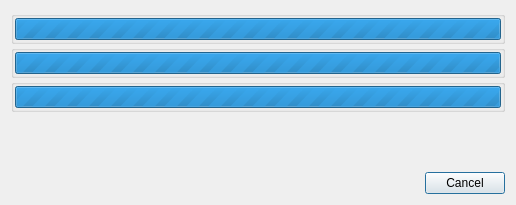
The window that xdialogprocess.ui (horsicq/FormatDialogs) describes before a commit, drawn with Qt 5.
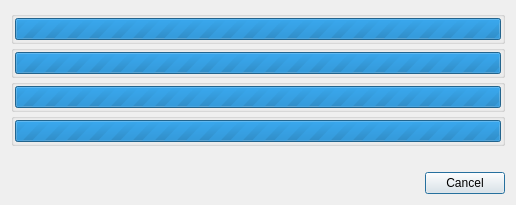
The same window after the commit.

The edit to the form file:
```diff
--- a/xdialogprocess.ui
+++ b/xdialogprocess.ui
@@ -134,6 +134,43 @@
      </layout>
     </widget>
    </item>
+   <item>
+    <widget class="QGroupBox" name="groupBoxFiles">
+     <property name="title">
+      <string notr="true"/>
+     </property>
+     <layout class="QVBoxLayout" name="verticalLayout_5">
+      <property name="leftMargin">
+       <number>1</number>
+      </property>
+      <property name="topMargin">
+       <number>1</number>
+      </property>
+      <property name="rightMargin">
+       <number>1</number>
+      </property>
+      <property name="bottomMargin">
+       <number>1</number>
+      </property>
+      <item>
+       <widget class="QProgressBar" name="progressBarFiles">
+        <property name="maximum">
+         <number>0</number>
+        </property>
+        <property name="value">
+         <number>0</number>
+        </property>
+        <property name="alignment">
+         <set>Qt::AlignCenter</set>
+        </property>
+        <property name="format">
+         <string notr="true">%v/%m</string>
+        </property>
+       </widget>
+      </item>
+     </layout>
+    </widget>
+   </item>
    <item>
     <spacer name="verticalSpacer">
      <property name="orientation">
```
Left out of the diff: 2 changed lines with no effect on the pictures.
